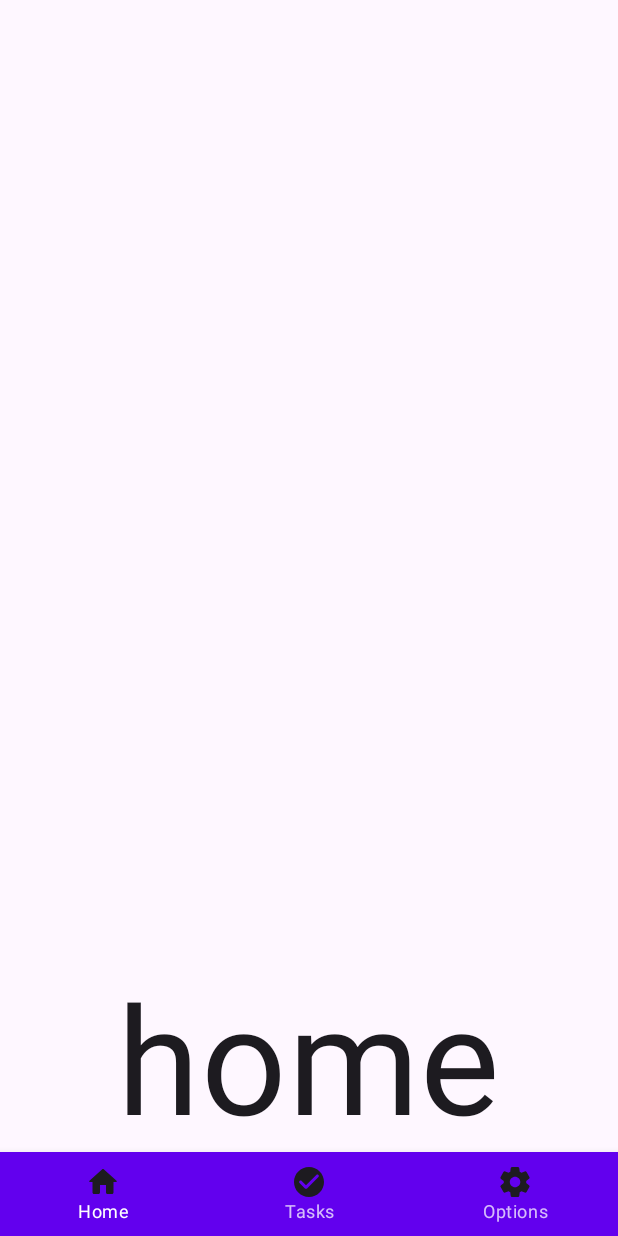
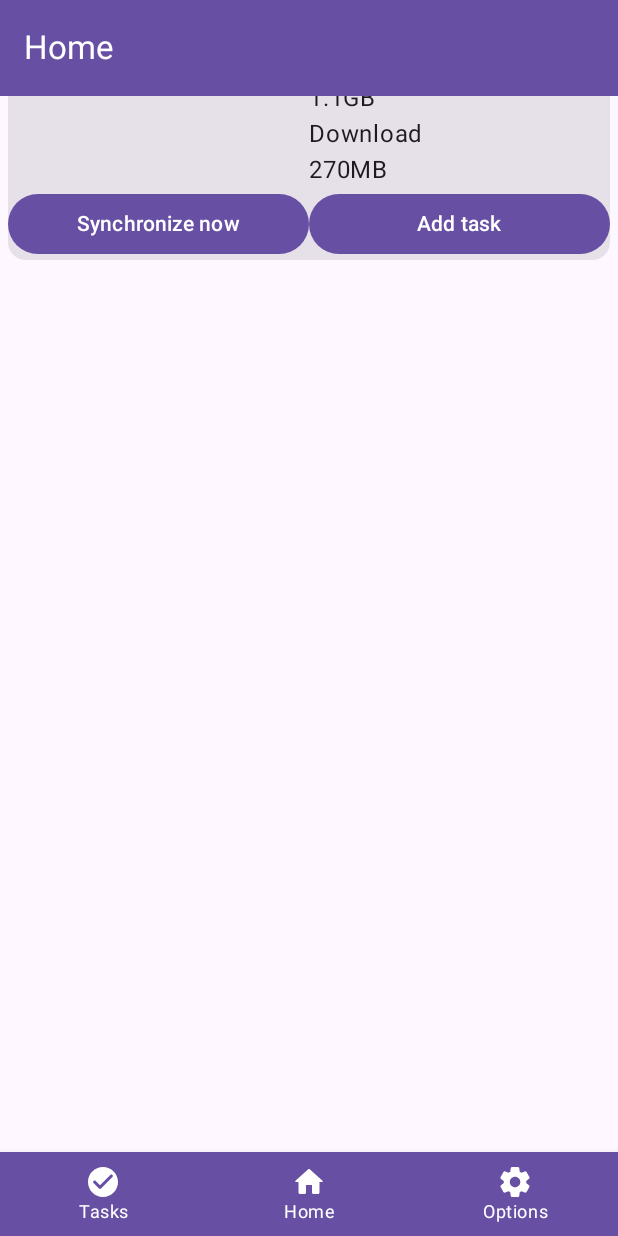
Before and after one commit to DanyaSWorlD/NextSync, an Android app built with Jetpack Compose: the screen it shows after launch (MainActivity), on a phone screen of 412 x 824 dp. Run offline under Robolectric (Android 15) with nearby library versions, the phone set to English and light mode, and no system bars.

Commit message:
UI changes Added top app bar Added homepage main layout & top card Theming changes Bottom app bar reworked

```diff
--- a/app/src/main/java/com/next/sync/MainActivity.kt
+++ b/app/src/main/java/com/next/sync/MainActivity.kt
@@ -1,8 +1,10 @@
 package com.next.sync
 
+import android.content.res.Resources.Theme
 import android.os.Bundle
 import androidx.activity.ComponentActivity
 import androidx.activity.compose.setContent
+import androidx.compose.foundation.isSystemInDarkTheme
 import androidx.compose.foundation.layout.RowScope
 import androidx.compose.foundation.layout.fillMaxSize
 import androidx.compose.foundation.layout.padding
@@ -16,14 +18,19 @@ import androidx.navigation.compose.NavHost
 import androidx.navigation.compose.composable
 import androidx.navigation.compose.rememberNavController
 import com.next.sync.ui.components.bottom_bar.BottomBarScreen
-import com.next.sync.ui.dashboard.DashboardScreen
+import com.next.sync.ui.options.DashboardScreen
 import com.next.sync.ui.home.HomeScreen
-import com.next.sync.ui.notifications.NotificationScreen
+import com.next.sync.ui.tasks.NotificationScreen
 import com.next.sync.ui.theme.AppTheme
 import androidx.compose.material.BottomNavigation
 import androidx.compose.material.BottomNavigationItem
 import androidx.compose.material.Text
+import androidx.compose.material3.ExperimentalMaterial3Api
 import androidx.compose.material3.Icon
+import androidx.compose.material3.MaterialTheme
+import androidx.compose.material3.TopAppBar
+import androidx.compose.material3.TopAppBarDefaults
+import androidx.compose.material3.lightColorScheme
 import androidx.navigation.NavGraph.Companion.findStartDestination
 import androidx.navigation.compose.currentBackStackEntryAsState
 
@@ -95,10 +102,20 @@ class MainActivity : ComponentActivity() {
 //    }
 }
 
+@OptIn(ExperimentalMaterial3Api::class)
 @Composable
 fun MainScreen() {
     val navController = rememberNavController()
     Scaffold(
+        topBar = {
+            TopAppBar(
+                colors = TopAppBarDefaults.topAppBarColors(
+                    containerColor = MaterialTheme.colorScheme.primary,
+                    titleContentColor = MaterialTheme.colorScheme.onPrimary
+                ),
+                title = { androidx.compose.material3.Text(text = "Home") }
+            )
+        },
         bottomBar = { AppBottomBar(navController = navController) },
     ) //content:
     { paddingValues ->
@@ -112,15 +129,17 @@ fun MainScreen() {
 @Composable
 fun AppBottomBar(navController: NavHostController) {
     val screens = listOf(
+        BottomBarScreen.Tasks,
         BottomBarScreen.Home,
-        BottomBarScreen.Tasks,
         BottomBarScreen.Options
     )
-    BottomNavigation() {
+    BottomNavigation(
+        backgroundColor = MaterialTheme.colorScheme.primary
+    ) {
         screens.forEach { screen ->
             AddItem(
                 screen = screen,
-                navController = navController
+                navController = navController,
             )
         }
     }
@@ -139,9 +158,12 @@ fun RowScope.AddItem(
         icon = {
             Icon(
                 imageVector = screen.icon,
-                contentDescription = screen.route + " icon"
+                contentDescription = screen.route + " icon",
+                tint = MaterialTheme.colorScheme.onPrimary
             )
         },
+        unselectedContentColor = MaterialTheme.colorScheme.onPrimary,
+        selectedContentColor = MaterialTheme.colorScheme.onSecondary,
         selected = screen.route == backStackEntry.value?.destination?.route,
         onClick = {
             navController.navigate(screen.route) {
@@ -157,16 +179,17 @@ fun BottomNavigationGraph(
     navController: NavHostController,
     paddingModifier: Modifier
 ) {
-    NavHost(navController = navController,
+    NavHost(
+        navController = navController,
         startDestination = BottomBarScreen.Home.route
     ) {
-        composable(route= BottomBarScreen.Home.route) {
+        composable(route = BottomBarScreen.Home.route) {
             HomeScreen(paddingModifier)
         }
-        composable(route= BottomBarScreen.Tasks.route) {
+        composable(route = BottomBarScreen.Tasks.route) {
             DashboardScreen(paddingModifier)
         }
-        composable(route= BottomBarScreen.Options.route) {
+        composable(route = BottomBarScreen.Options.route) {
             NotificationScreen(paddingModifier)
         }
     }
--- a/app/src/main/java/com/next/sync/ui/home/HomeScreen.kt
+++ b/app/src/main/java/com/next/sync/ui/home/HomeScreen.kt
@@ -1,36 +1,93 @@
 package com.next.sync.ui.home
 
 import androidx.compose.foundation.background
+import androidx.compose.foundation.layout.Arrangement
 import androidx.compose.foundation.layout.Box
+import androidx.compose.foundation.layout.Column
+import androidx.compose.foundation.layout.Row
+import androidx.compose.foundation.layout.fillMaxHeight
 import androidx.compose.foundation.layout.fillMaxSize
+import androidx.compose.foundation.layout.fillMaxWidth
 import androidx.compose.foundation.layout.padding
+import androidx.compose.foundation.lazy.LazyColumn
+import androidx.compose.material3.Button
+import androidx.compose.material3.Card
+import androidx.compose.material3.CircularProgressIndicator
+import androidx.compose.material3.ExperimentalMaterial3Api
+import androidx.compose.material3.LinearProgressIndicator
 import androidx.compose.material3.MaterialTheme
+import androidx.compose.material3.Scaffold
 import androidx.compose.material3.Text
+import androidx.compose.material3.TopAppBar
+import androidx.compose.material3.TopAppBarDefaults
 import androidx.compose.runtime.Composable
 import androidx.compose.ui.Alignment
 import androidx.compose.ui.Modifier
 import androidx.compose.ui.tooling.preview.Preview
 import androidx.compose.ui.unit.dp
 import androidx.compose.ui.unit.sp
-import com.next.sync.ui.dashboard.DashboardScreen
 import com.next.sync.ui.theme.AppTheme
 
 @Composable
 fun HomeScreen(paddingModifier: Modifier) {
-    Box(
-        modifier = paddingModifier
-            .fillMaxSize()
-            .background(MaterialTheme.colorScheme.surface),
-        contentAlignment = Alignment.BottomCenter,
-    ) {
-        Text(text="home", fontSize = 100.sp)
+    LazyColumn(
+        modifier = Modifier
+            .padding(5.dp)
+    ){
+        item {
+            MainCard()
+        }
+
+        item {
+            Card {
+
+            }
+        }
+    }
+}
+
+@Composable
+fun MainCard()
+{
+    Card(modifier = Modifier.fillMaxWidth()){
+        Column {
+            Row (horizontalArrangement = Arrangement.SpaceBetween) {
+                Box(
+                    modifier = Modifier
+                    .fillMaxSize()
+                    .weight(1f)
+                ){
+                    CircularProgressIndicator(
+                        color = MaterialTheme.colorScheme.primary,
+                        progress = 66f,
+                        modifier = Modifier.fillMaxHeight())
+                }
+
+                Column(
+                    modifier = Modifier.weight(1f)
+                ) {
+                    Text(text = "All time stats")
+                    Text(text = "Upload")
+                    Text(text = "1.1GB")
+                    Text(text = "Download")
+                    Text(text = "270MB")
+                }
+            }
+            Row(horizontalArrangement = Arrangement.SpaceBetween) {
+                Button(onClick = { /*TODO*/ }, modifier = Modifier.weight(1f)) {
+                    Text(text = "Synchronize now")
+                }
+                Button(onClick = { /*TODO*/ }, modifier = Modifier.weight(1f)) {
+                    Text(text = "Add task")
+                }
+            }
+        }
     }
 }
 
 @Composable
 @Preview
-fun DashboardScreenPreview()
-{
+fun HomeScreenPreview() {
     AppTheme(false) {
         HomeScreen(Modifier.padding(0.dp))
     }
--- a/app/src/main/java/com/next/sync/ui/dashboard/DashboardScreen.kt
+++ b/app/src/main/java/com/next/sync/ui/options/OptionsScreen.kt
@@ -1,4 +1,4 @@
-package com.next.sync.ui.dashboard
+package com.next.sync.ui.options
 
 import androidx.compose.foundation.background
 import androidx.compose.foundation.layout.Box
@@ -12,7 +12,6 @@ import androidx.compose.ui.Modifier
 import androidx.compose.ui.tooling.preview.Preview
 import androidx.compose.ui.unit.dp
 import androidx.compose.ui.unit.sp
-import com.next.sync.MainScreen
 import com.next.sync.ui.theme.AppTheme
 
 @Composable
@@ -23,7 +22,7 @@ fun DashboardScreen(paddingModifier: Modifier) {
             .background(MaterialTheme.colorScheme.surface),
         contentAlignment = Alignment.BottomCenter,
     ) {
-        Text(text="dashboard", fontSize = 100.sp)
+        Text(text="options", fontSize = 100.sp)
     }
 }
 
--- a/app/src/main/java/com/next/sync/ui/dashboard/DashboardViewModel.kt
+++ b/app/src/main/java/com/next/sync/ui/options/OptionsViewModel.kt
@@ -1,10 +1,10 @@
-package com.next.sync.ui.dashboard
+package com.next.sync.ui.options
 
 import androidx.lifecycle.LiveData
 import androidx.lifecycle.MutableLiveData
 import androidx.lifecycle.ViewModel
 
-class DashboardViewModel : ViewModel() {
+class OptionsViewModel : ViewModel() {
 
     private val _text = MutableLiveData<String>().apply {
         value = "This is dashboard Fragment"
--- a/app/src/main/java/com/next/sync/ui/notifications/NotificationsScreen.kt
+++ b/app/src/main/java/com/next/sync/ui/tasks/TasksScreen.kt
@@ -1,4 +1,4 @@
-package com.next.sync.ui.notifications
+package com.next.sync.ui.tasks
 
 import androidx.compose.foundation.background
 import androidx.compose.foundation.layout.Box
@@ -18,6 +18,6 @@ fun NotificationScreen(paddingModifier: Modifier) {
             .background(MaterialTheme.colorScheme.surface),
         contentAlignment = Alignment.BottomCenter,
     ) {
-        Text(text="home", fontSize = 100.sp)
+        Text(text="tasks", fontSize = 100.sp)
     }
 }
--- a/app/src/main/java/com/next/sync/ui/notifications/NotificationsViewModel.kt
+++ b/app/src/main/java/com/next/sync/ui/tasks/TasksViewModel.kt
@@ -1,10 +1,10 @@
-package com.next.sync.ui.notifications
+package com.next.sync.ui.tasks
 
 import androidx.lifecycle.LiveData
 import androidx.lifecycle.MutableLiveData
 import androidx.lifecycle.ViewModel
 
-class NotificationsViewModel : ViewModel() {
+class TasksViewModel : ViewModel() {
 
     private val _text = MutableLiveData<String>().apply {
         value = "This is notifications Fragment"
--- a/app/src/main/res/layout/fragment_dashboard.xml
+++ b/app/src/main/res/layout/fragment_dashboard.xml
@@ -4,7 +4,7 @@
     xmlns:tools="http://schemas.android.com/tools"
     android:layout_width="match_parent"
     android:layout_height="match_parent"
-    tools:context=".ui.dashboard.DashboardFragment">
+    tools:context=".ui.options.OptionsFragment">
 
     <TextView
         android:id="@+id/text_dashboard"
--- a/app/src/main/res/layout/fragment_notifications.xml
+++ b/app/src/main/res/layout/fragment_notifications.xml
@@ -4,7 +4,7 @@
     xmlns:tools="http://schemas.android.com/tools"
     android:layout_width="match_parent"
     android:layout_height="match_parent"
-    tools:context=".ui.notifications.NotificationsFragment">
+    tools:context=".ui.tasks.TasksFragment">
 
     <TextView
         android:id="@+id/text_notifications"
--- a/app/src/main/res/values/strings.xml
+++ b/app/src/main/res/values/strings.xml
@@ -1,7 +1,7 @@
 <resources>
     <string name="app_name">NextSync</string>
     <string name="title_home">Home</string>
-    <string name="title_dashboard">Dashboard</string>
-    <string name="title_notifications">Notifications</string>
+    <string name="title_tasks">Tasks</string>
+    <string name="title_options">More</string>
     <string name="background">Background</string>
 </resources>
```
Also changed, not shown: app/src/main/java/com/next/sync/ui/components/bottom_bar/BottomBar.kt (+0 -8 lines), app/src/main/java/com/next/sync/ui/options/OptionsFragment.kt (renamed from app/src/main/java/com/next/sync/ui/notifications/NotificationsFragment.kt, +9 -9 lines), app/src/main/java/com/next/sync/ui/tasks/TasksFragment.kt (renamed from app/src/main/java/com/next/sync/ui/dashboard/DashboardFragment.kt, +9 -9 lines), app/src/main/res/menu/bottom_nav_menu.xml (+4 -4 lines), app/src/main/res/navigation/mobile_navigation.xml (+6 -6 lines).
